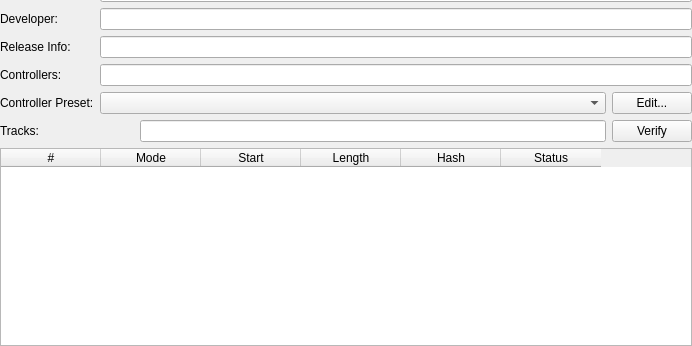
This is src/duckstation-qt/gamesummarywidget.ui in stenzek/duckstation as Qt 5 draws it before an edit; both pictures show x 0 to 692 and y 216 to 562 of the 692 by 562 pixel window. The edited form follows.
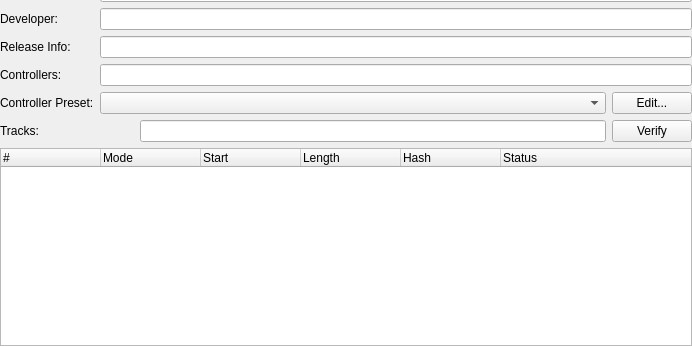
This is the edited form. Icons and pictures are not drawn.

Commit message:
Qt: Swap table for tree in Game Properties track list
More space-efficient.

```diff
--- a/src/duckstation-qt/gamesummarywidget.ui
+++ b/src/duckstation-qt/gamesummarywidget.ui
@@ -300,16 +300,19 @@
     </layout>
    </item>
    <item row="13" column="0" colspan="3">
-    <widget class="QTableWidget" name="tracks">
+    <widget class="QTreeWidget" name="tracks">
      <property name="editTriggers">
       <set>QAbstractItemView::EditTrigger::NoEditTriggers</set>
      </property>
-     <property name="cornerButtonEnabled">
-      <bool>false</bool>
+     <property name="alternatingRowColors">
+      <bool>true</bool>
      </property>
-     <attribute name="verticalHeaderVisible">
+     <property name="rootIsDecorated">
       <bool>false</bool>
-     </attribute>
+     </property>
+     <property name="uniformRowHeights">
+      <bool>true</bool>
+     </property>
      <column>
       <property name="text">
        <string>#</string>
```
The commit also changes 3 other files.
